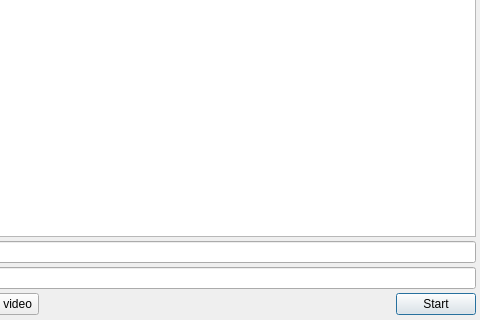
This is vsedit/src/frame_consumers/encode_dialog.ui in YomikoR/VapourSynth-Editor as Qt 5 draws it before an edit; both pictures show x 197 to 677 and y 328 to 648 of the 677 by 648 pixel window. The edited form follows.
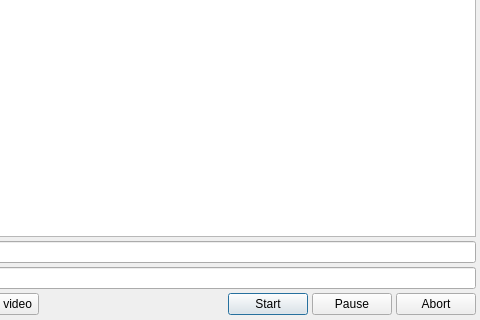
This is the edited form. Icons and pictures are not drawn. Custom widgets are drawn as their Qt base class.

Commit message: Begin of converting encoding dialog to use of job.

The edit to the form file:
```diff
--- a/vsedit/src/frame_consumers/encode_dialog.ui
+++ b/vsedit/src/frame_consumers/encode_dialog.ui
@@ -247,6 +247,20 @@
        </property>
       </widget>
      </item>
+     <item>
+      <widget class="QPushButton" name="pauseEncodeButton">
+       <property name="text">
+        <string>Pause</string>
+       </property>
+      </widget>
+     </item>
+     <item>
+      <widget class="QPushButton" name="abortEncodeButton">
+       <property name="text">
+        <string>Abort</string>
+       </property>
+      </widget>
+     </item>
     </layout>
    </item>
   </layout>
```
Left out of the diff: 2 changed lines with no effect on the pictures. The commit also changes 3 other files.
